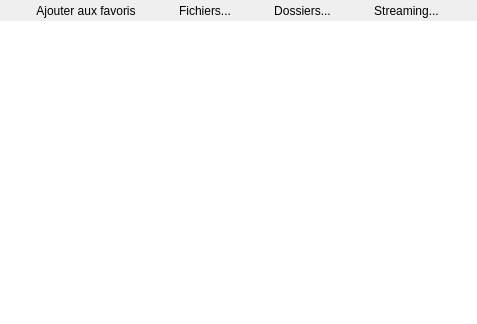
The window that src/opener.ui (RxLaboratory/Dumep) describes before a commit, drawn with Qt 5.
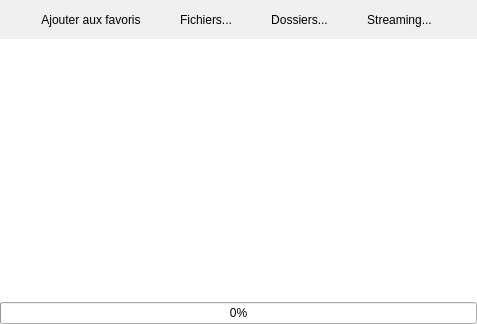
The same window after the commit. Icons and pictures are not drawn.

```diff
--- a/src/opener.ui
+++ b/src/opener.ui
@@ -52,6 +52,7 @@
     <number>0</number>
    </property>
    <item>
+    <widget class="QWidget" name="buttonsWidget" native="true">
     <layout class="QHBoxLayout" name="horizontalLayout">
      <property name="spacing">
       <number>0</number>
@@ -152,6 +153,7 @@
       </widget>
      </item>
     </layout>
+    </widget>
    </item>
    <item>
     <widget class="QListWidget" name="favsList">
@@ -169,6 +171,16 @@
      </property>
     </widget>
    </item>
+   <item>
+    <widget class="QProgressBar" name="progressBar">
+     <property name="value">
+      <number>0</number>
+     </property>
+     <property name="textVisible">
+      <bool>true</bool>
+     </property>
+    </widget>
+   </item>
   </layout>
  </widget>
  <resources>
```
Lines whose indentation alone changed are shown as unchanged.
